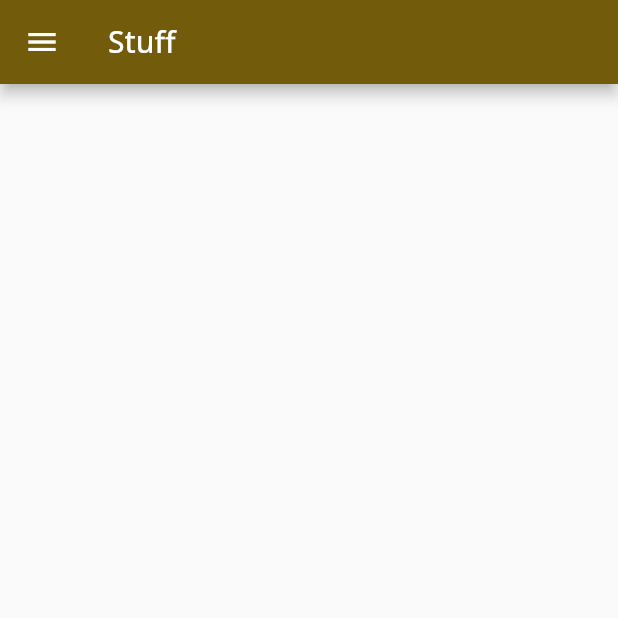
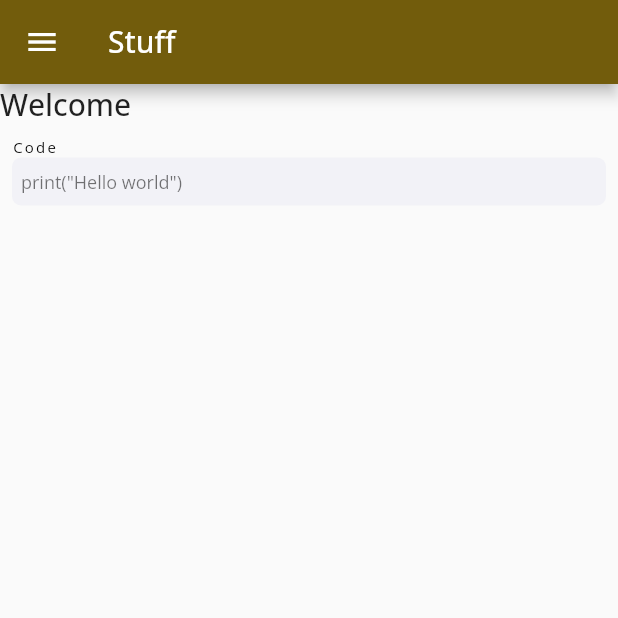
Before and after one commit to arielcarmen/flutter-stuff, a Flutter app: the screen it shows after launch, on a phone screen of 412 x 824 dp, the top half of it. Run offline on Flutter 3.47's test engine with Material 3 defaults, Android fonts, the light colour scheme and no system bars; our stand-ins replace sqflite; accounts and stored records are empty.

Commit message:
code zone done

```diff
--- /dev/null
+++ b/lib/constants/constants.dart
@@ -0,0 +1,5 @@
+// Strings
+const String WELCOME = "Welcome";
+
+// Dimensions
+const BORDER_RADIUS = 12.0;
--- a/lib/main.dart
+++ b/lib/main.dart
@@ -1,7 +1,9 @@
 import 'package:flutter/material.dart';
 import 'package:flutter/services.dart';
 import 'package:flutter_stuff/constants/theme.dart';
+import 'package:flutter_stuff/widgets/code_zone.dart';
 import 'package:flutter_stuff/widgets/main_drawer.dart';
+import 'package:flutter_stuff/widgets/tutorial_title.dart';
 
 void main() {
   runApp(MaterialApp(
@@ -23,7 +25,14 @@ class Stuff extends StatelessWidget {
       ),
       drawer: const MainDrawer(),
       body: Container(
-
+        child: Column(
+          mainAxisAlignment: MainAxisAlignment.start,
+          crossAxisAlignment: CrossAxisAlignment.start,
+          children: [
+            TutorialTile(title: 'Welcome',),
+            CodeZone(code: "print(\"Hello world\")"),
+          ],
+        ),
       ),
     );
   }
--- a/lib/widgets/code_zone.dart
+++ b/lib/widgets/code_zone.dart
@@ -0,0 +1,39 @@
+import 'package:flutter/cupertino.dart';
+import 'package:flutter/material.dart';
+import 'package:flutter/painting.dart';
+
+import '../constants/constants.dart';
+
+class CodeZone extends StatelessWidget {
+  const CodeZone({super.key, required this.code});
+  final String code;
+
+  @override
+  Widget build(BuildContext context) {
+    return Padding(
+      padding: const EdgeInsets.all(8.0),
+      child: Column(
+        crossAxisAlignment: CrossAxisAlignment.start,
+        mainAxisAlignment: MainAxisAlignment.start,
+        children: [
+          Text(
+            "Code",
+            style: Theme.of(context).textTheme.labelSmall,
+          ),
+          Container(
+            padding: EdgeInsets.symmetric(vertical: 8, horizontal: 6),
+            width: MediaQuery.of(context).size.width,
+            decoration: BoxDecoration(
+              color: CupertinoColors.systemGrey6,
+              borderRadius: BorderRadius.circular(BORDER_RADIUS/2)
+            ),
+            child: Text(
+              code,
+              style: Theme.of(context).textTheme.bodySmall,
+            ),
+          )
+        ],
+      ),
+    );
+  }
+}
--- a/lib/widgets/main_drawer_item.dart
+++ b/lib/widgets/main_drawer_item.dart
@@ -1,4 +1,5 @@
 import 'package:flutter/material.dart';
+import 'package:flutter_stuff/constants/constants.dart';
 import 'package:flutter_stuff/main.dart';
 
 class MainDrawerItem extends StatelessWidget {
@@ -14,7 +15,7 @@ class MainDrawerItem extends StatelessWidget {
     return Container(
       child: ListTile(
         shape: RoundedRectangleBorder(
-          borderRadius: BorderRadius.circular(10)
+          borderRadius: BorderRadius.circular(BORDER_RADIUS)
         ),
         leading: Icon(icon, color: color),
         title: Text(text, style: const TextStyle(color: color),),
--- a/lib/widgets/tutorial_title.dart
+++ b/lib/widgets/tutorial_title.dart
@@ -9,9 +9,7 @@ class TutorialTile extends StatelessWidget {
     return Container(
       child: Text(
         title,
-        style: TextStyle(
-          fontSize: Theme.of(context).
-        ),
+        style: Theme.of(context).textTheme.titleLarge
       ),
     );
   }
```
Also changed, not shown: fonts/open-sans.ttf (renamed from lib/fonts/open-sans.ttf).
